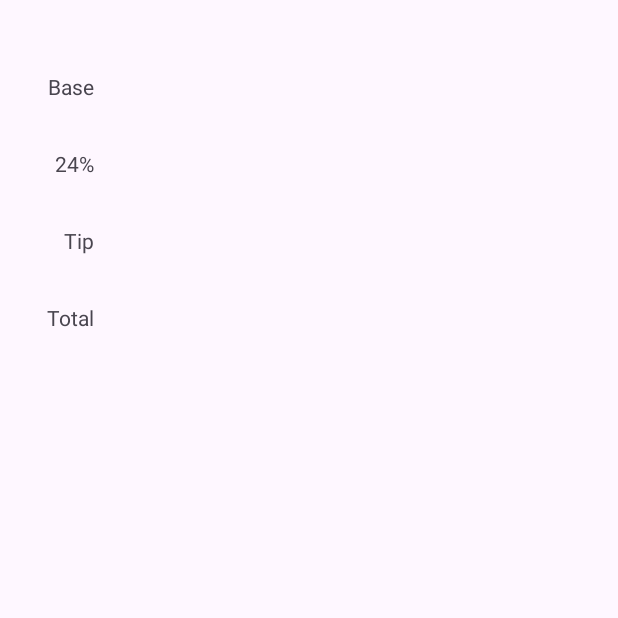
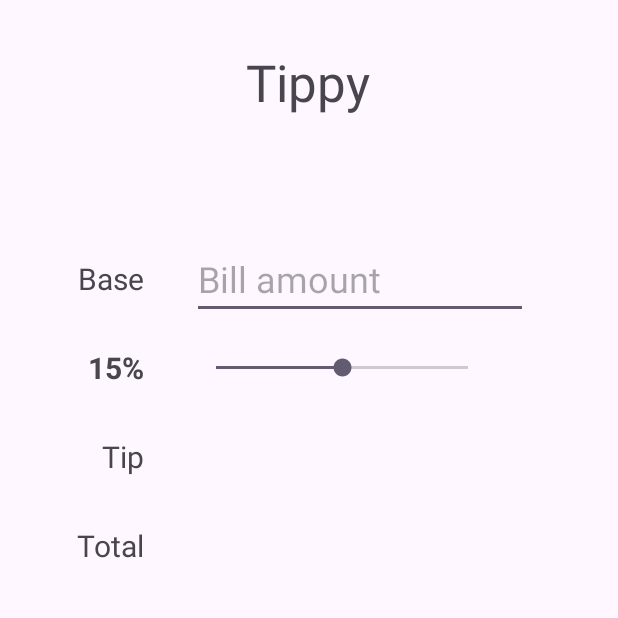
Before and after one commit to achakravorty/tippy-app, an Android app: the screen it shows after launch (MainActivity), on a phone screen of 412 x 824 dp, the top half of it. Before the commit the part shown is almost empty. Run offline under Robolectric (Android 15) with nearby library versions, the phone set to English and light mode, and no system bars.

Commit message:
feat: created app UI and 4 elements to calculate tip

```diff
--- a/app/src/main/java/com/achakravorty/tippy/MainActivity.kt
+++ b/app/src/main/java/com/achakravorty/tippy/MainActivity.kt
@@ -1,12 +1,28 @@
 package com.achakravorty.tippy
 
 import android.os.Bundle
+import android.text.Editable
+import android.text.TextWatcher
+import android.util.Log
+import android.widget.EditText
+import android.widget.SeekBar
+import android.widget.TextView
 import androidx.activity.enableEdgeToEdge
 import androidx.appcompat.app.AppCompatActivity
 import androidx.core.view.ViewCompat
 import androidx.core.view.WindowInsetsCompat
+import org.w3c.dom.Text
 
+private const val TAG = "MainActivity"
+private const val INITIAL_TIP_PERCENT = 15;
 class MainActivity : AppCompatActivity() {
+
+    private lateinit var etBaseAmount: EditText
+    private lateinit var seekBarTip: SeekBar
+    private lateinit var tvTipPercentLabel: TextView
+    private lateinit var tvTipAmount: TextView
+    private lateinit var tvTotalAmount: TextView
+
     override fun onCreate(savedInstanceState: Bundle?) {
         super.onCreate(savedInstanceState)
         enableEdgeToEdge()
@@ -16,5 +32,47 @@ class MainActivity : AppCompatActivity() {
             v.setPadding(systemBars.left, systemBars.top, systemBars.right, systemBars.bottom)
             insets
         }
+        etBaseAmount = findViewById(R.id.etBaseAmount);
+        seekBarTip = findViewById(R.id.seekBarTip);
+        tvTipPercentLabel = findViewById(R.id.tvTipPercentLabel)
+        tvTipAmount = findViewById(R.id.tvTipAmount)
+
+        //initial tipPercent text
+        seekBarTip.progress = INITIAL_TIP_PERCENT
+        tvTipPercentLabel.text = "$INITIAL_TIP_PERCENT%"
+        // update seekBar when changed
+        seekBarTip.setOnSeekBarChangeListener(object: SeekBar.OnSeekBarChangeListener {
+            override fun onProgressChanged(seekBar: SeekBar?, progress: Int, fromUser: Boolean) {
+                Log.i(TAG, "onProgressChanged $progress")
+                tvTipPercentLabel.text = "$progress%"
+            }
+
+            override fun onStartTrackingTouch(seekBar: SeekBar?) {
+            }
+
+            override fun onStopTrackingTouch(seekBar: SeekBar?) {
+            }
+
+        })
+
+        // get value typed in EditText of BaseAmount
+        etBaseAmount.addTextChangedListener(object: TextWatcher {
+            override fun beforeTextChanged(s: CharSequence?, start: Int, count: Int, after: Int) {
+            }
+
+            override fun onTextChanged(s: CharSequence?, start: Int, before: Int, count: Int) {
+            }
+
+            override fun afterTextChanged(s: Editable?) {
+                Log.i(TAG, "afterTextChanged $s")
+                computeTipAndTotal()
+            }
+        })
+    }
+
+    private fun computeTipAndTotal() {
+        // 1. Get the value of the base and tip percent
+        // 2. Compute the tip and total
+        // 3. Update the UI to show the values
     }
 }
--- a/app/src/main/res/layout/activity_main.xml
+++ b/app/src/main/res/layout/activity_main.xml
@@ -7,13 +7,16 @@
     android:layout_height="match_parent"
     tools:context=".MainActivity">
 
+    <!-- Views on lift side -->
+
     <TextView
         android:id="@+id/tvBaseLabel"
         android:layout_width="wrap_content"
         android:layout_height="wrap_content"
-        android:layout_marginStart="32dp"
-        android:layout_marginTop="48dp"
+        android:layout_marginStart="52dp"
+        android:layout_marginTop="172dp"
         android:text="Base"
+        android:textSize="20sp"
         app:layout_constraintStart_toStartOf="parent"
         app:layout_constraintTop_toTopOf="parent" />
 
@@ -22,9 +25,11 @@
         android:layout_width="wrap_content"
         android:layout_height="wrap_content"
         android:layout_marginTop="32dp"
-        android:text="24%"
+        android:textSize="20sp"
+        android:textStyle="bold"
         app:layout_constraintEnd_toEndOf="@+id/tvBaseLabel"
-        app:layout_constraintTop_toBottomOf="@+id/tvBaseLabel" />
+        app:layout_constraintTop_toBottomOf="@+id/tvBaseLabel"
+        tools:text="24%" />
 
     <TextView
         android:id="@+id/tvTipLabel"
@@ -32,6 +37,7 @@
         android:layout_height="wrap_content"
         android:layout_marginTop="32dp"
         android:text="Tip"
+        android:textSize="20sp"
         app:layout_constraintEnd_toEndOf="@+id/tvBaseLabel"
         app:layout_constraintTop_toBottomOf="@+id/tvTipPercentLabel" />
 
@@ -41,6 +47,61 @@
         android:layout_height="wrap_content"
         android:layout_marginTop="32dp"
         android:text="Total"
+        android:textSize="20sp"
         app:layout_constraintEnd_toEndOf="@+id/tvBaseLabel"
         app:layout_constraintTop_toBottomOf="@+id/tvTipLabel" />
+
+    <!-- Views on right side -->
+    <EditText
+        android:id="@+id/etBaseAmount"
+        android:layout_width="wrap_content"
+        android:layout_height="wrap_content"
+        android:layout_marginStart="32dp"
+        android:ems="8"
+        android:hint="Bill amount"
+        android:inputType="numberDecimal"
+        android:textSize="24sp"
+        app:layout_constraintBottom_toBottomOf="@id/tvBaseLabel"
+        app:layout_constraintStart_toEndOf="@+id/tvBaseLabel"
+        app:layout_constraintTop_toTopOf="@id/tvBaseLabel" />
+
+    <SeekBar
+        android:id="@+id/seekBarTip"
+        android:layout_width="200dp"
+        android:layout_height="wrap_content"
+        android:max="30"
+        app:layout_constraintBottom_toBottomOf="@+id/tvTipPercentLabel"
+        app:layout_constraintStart_toStartOf="@+id/etBaseAmount"
+        app:layout_constraintTop_toTopOf="@+id/tvTipPercentLabel" />
+
+    <TextView
+        android:id="@+id/tvTipAmount"
+        android:layout_width="wrap_content"
+        android:layout_height="wrap_content"
+        android:textSize="24sp"
+        app:layout_constraintBottom_toBottomOf="@+id/tvTipLabel"
+        app:layout_constraintStart_toStartOf="@+id/seekBarTip"
+        app:layout_constraintTop_toTopOf="@+id/tvTipLabel"
+        tools:text="19.96" />
+
+    <TextView
+        android:id="@+id/tvTotalAmount"
+        android:layout_width="wrap_content"
+        android:layout_height="wrap_content"
+        android:textSize="24sp"
+        app:layout_constraintBottom_toBottomOf="@+id/tvTotalLabel"
+        app:layout_constraintStart_toStartOf="@+id/tvTipAmount"
+        app:layout_constraintTop_toTopOf="@+id/tvTotalLabel"
+        tools:text="103.11" />
+
+    <TextView
+        android:id="@+id/appTitle"
+        android:layout_width="wrap_content"
+        android:layout_height="wrap_content"
+        android:layout_marginStart="164dp"
+        android:layout_marginTop="32dp"
+        android:text="Tippy"
+        android:textSize="34sp"
+        app:layout_constraintStart_toStartOf="parent"
+        app:layout_constraintTop_toTopOf="parent" />
 </androidx.constraintlayout.widget.ConstraintLayout>
```
